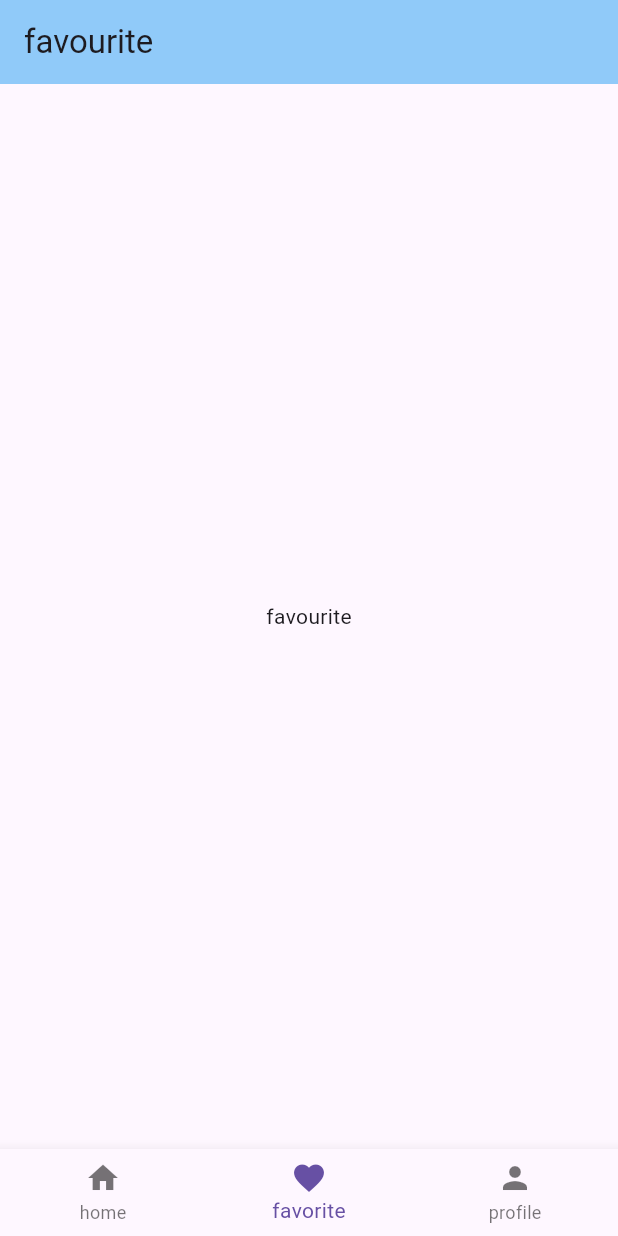
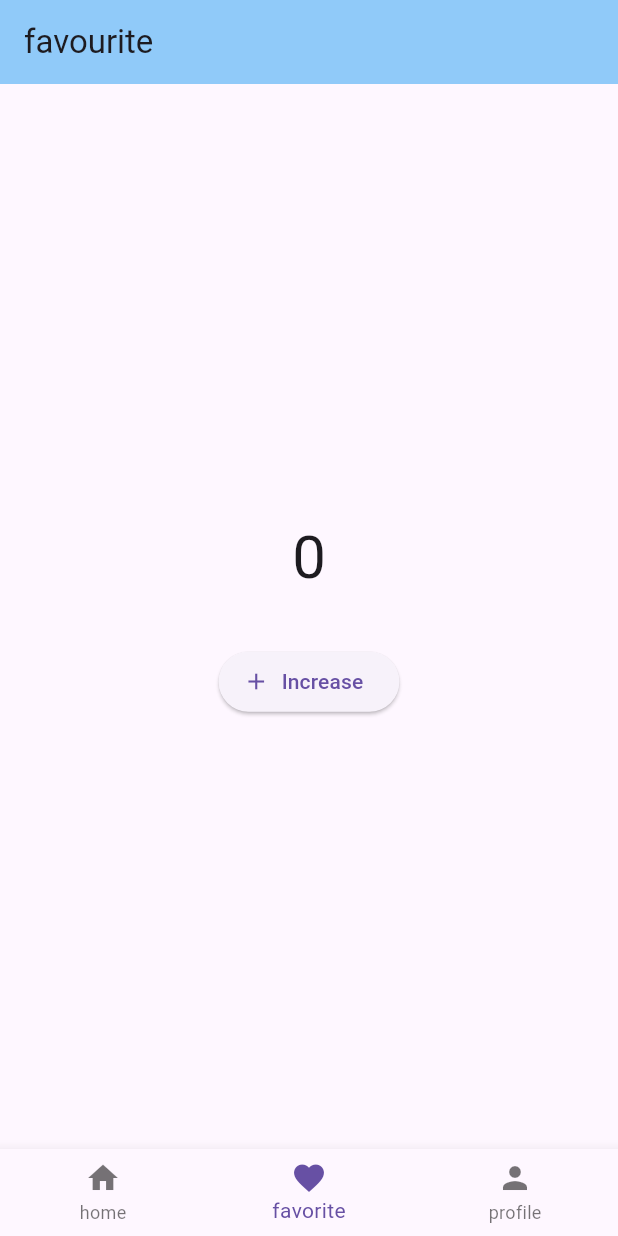
Before and after one commit to surge2o/navigation, a Flutter app: the screen it shows after launch, item 2 of the bottom bar chosen, on a phone screen of 412 x 824 dp. Run offline on Flutter 3.47's test engine with Material 2 defaults, Android fonts, the phone set to English and light mode, and no system bars; our stand-ins replace gap.

Commit message:
feat: add provider to project

```diff
--- /dev/null
+++ b/lib/providers/counter.dart
@@ -0,0 +1,12 @@
+import 'package:flutter/material.dart';
+
+class Couter with ChangeNotifier{
+  int num = 0;
+  int get number => num;
+  increment(){
+    num++;
+    notifyListeners();
+    // print(num);
+  }
+
+}
--- a/lib/screens/home_screen.dart
+++ b/lib/screens/home_screen.dart
@@ -1,7 +1,9 @@
 import 'package:flutter/material.dart';
+import 'package:ilundry/providers/counter.dart';
 import 'package:ilundry/widget/favourite_widget.dart';
 import 'package:ilundry/widget/home_widget.dart';
 import 'package:ilundry/widget/profile_widget.dart';
+import 'package:provider/provider.dart';
 
 class HomeScreen extends StatefulWidget {
   const HomeScreen({super.key});
@@ -12,10 +14,10 @@ class HomeScreen extends StatefulWidget {
 
 class _HomeScreenState extends State<HomeScreen> {
   int selectedIndex = 0;
-  static const List<Widget> appbarWidget = <Widget>[
+  static List<Widget> appbarWidget = <Widget>[
     Text('home'),
-    Text('favourite'),
-    Text('profile'),
+    const Text('favourite'),
+    const Text('profile'),
   ];
   static const List _widgetOption = <Widget>[
     HomeWidget(),
--- a/lib/widget/favourite_widget.dart
+++ b/lib/widget/favourite_widget.dart
@@ -1,13 +1,39 @@
 import 'package:flutter/cupertino.dart';
+import 'package:flutter/material.dart';
+import 'package:gap/gap.dart';
+import 'package:ilundry/providers/counter.dart';
+import 'package:provider/provider.dart';
 
-class FavouriteWidget extends StatelessWidget {
+class FavouriteWidget extends StatefulWidget {
   const FavouriteWidget({super.key});
 
   @override
+  State<FavouriteWidget> createState() => _FavouriteWidgetState();
+}
+
+class _FavouriteWidgetState extends State<FavouriteWidget> {
+  // int num = 0;
+  @override
   Widget build(BuildContext context) {
-    return const SafeArea(
+    return SafeArea(
       child: Center(
-        child: Text('favourite'),
+        child: Column(
+          mainAxisAlignment: MainAxisAlignment.center,
+          children: [
+            Text(context.watch<Couter>().number.toString(), style: TextStyle(fontSize: 40.0),),
+            const Gap(30),
+            ElevatedButton.icon(
+              onPressed: (){
+                context.read<Couter>().increment();
+                // setState(()=> num = num +2 );
+                // setState(() {
+                //   num = num +2;
+                // });
+              }, icon: const Icon(Icons.add),
+              label: const Text("Increase"),
+              ),
+        ],
+        ),
       ),
     );
   }
--- a/lib/widget/home_widget.dart
+++ b/lib/widget/home_widget.dart
@@ -32,11 +32,6 @@ class ContactList extends StatelessWidget {
             icon: const Icon(Icons.add),
             label: const Text("Add"),
           ),
-          // trailing: IconButton(
-          //   onPressed: (){},
-          //   icon: const Icon(Icons.add),
-
-          // )
         );
       }
       );
--- a/lib/widget/profile_widget.dart
+++ b/lib/widget/profile_widget.dart
@@ -1,4 +1,6 @@
 import 'package:flutter/material.dart';
+import 'package:ilundry/providers/counter.dart';
+import 'package:provider/provider.dart';
 
 class ProfileWidget extends StatelessWidget {
   const ProfileWidget({super.key});
@@ -33,7 +35,7 @@ class ProfileWidget extends StatelessWidget {
               children: [
                 ElevatedButton(
                   onPressed: () {},
-                  child: const Text("Favorite"),
+                  child: Text("Favorite ${context.watch<Couter>().number.toString()}"),
                 ),
                 const Icon(Icons.add)
               ],
--- a/pubspec.yaml
+++ b/pubspec.yaml
@@ -37,6 +37,8 @@ dependencies:
   # Use with the CupertinoIcons class for iOS style icons.
   cupertino_icons: ^1.0.2
   http: ^0.13.5
+  provider: ^6.0.4
+  gap: ^2.0.0
 
 dev_dependencies:
   flutter_test:
```
Also changed, not shown: lib/main.dart (+8 -1 lines), pubspec.lock.
